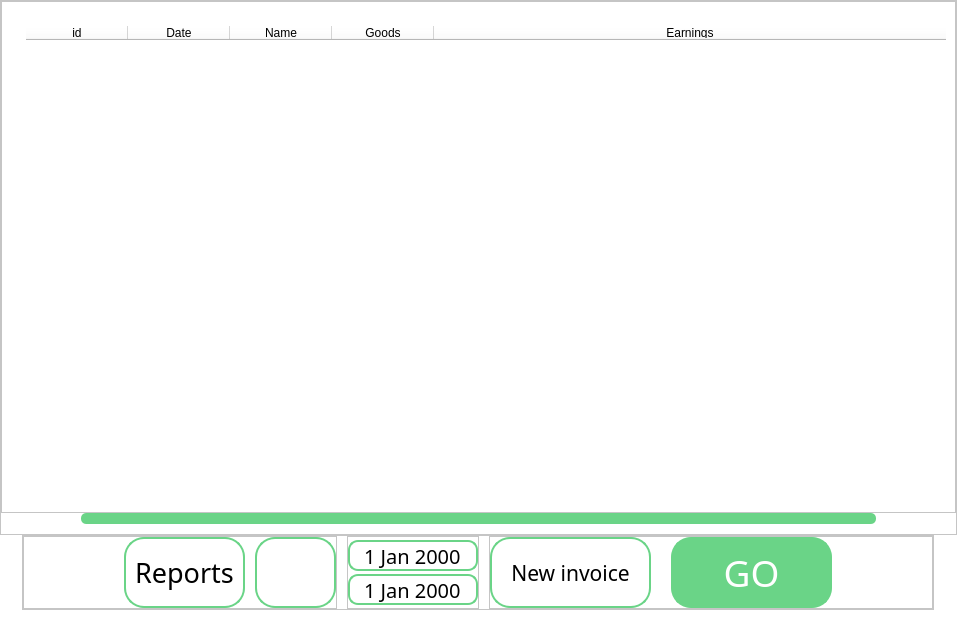
Old version of the form uis/invoices/Invoices.ui in the repository exorevan/Invoices-application--PyQT6-.
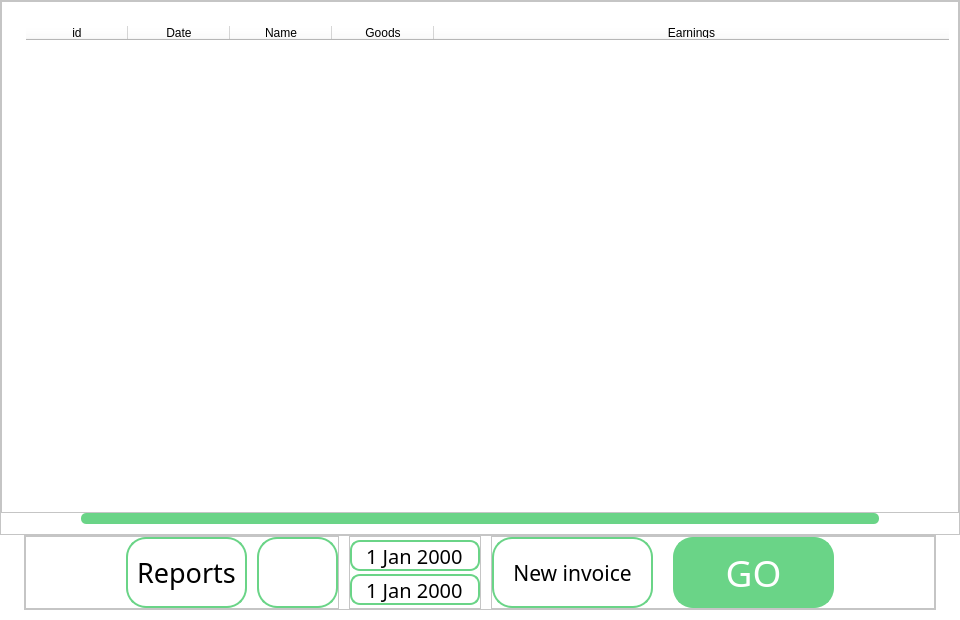
New version of the form. Icons and pictures are not drawn.

```diff
--- a/uis/invoices/Invoices.ui
+++ b/uis/invoices/Invoices.ui
@@ -6,10 +6,16 @@
    <rect>
     <x>0</x>
     <y>0</y>
-    <width>957</width>
+    <width>960</width>
     <height>620</height>
    </rect>
   </property>
+  <property name="minimumSize">
+   <size>
+    <width>960</width>
+    <height>620</height>
+   </size>
+  </property>
   <property name="font">
    <font>
     <family>Bauhaus 93</family>
```
Left out of the diff: 4 changed lines with no effect on the pictures.
